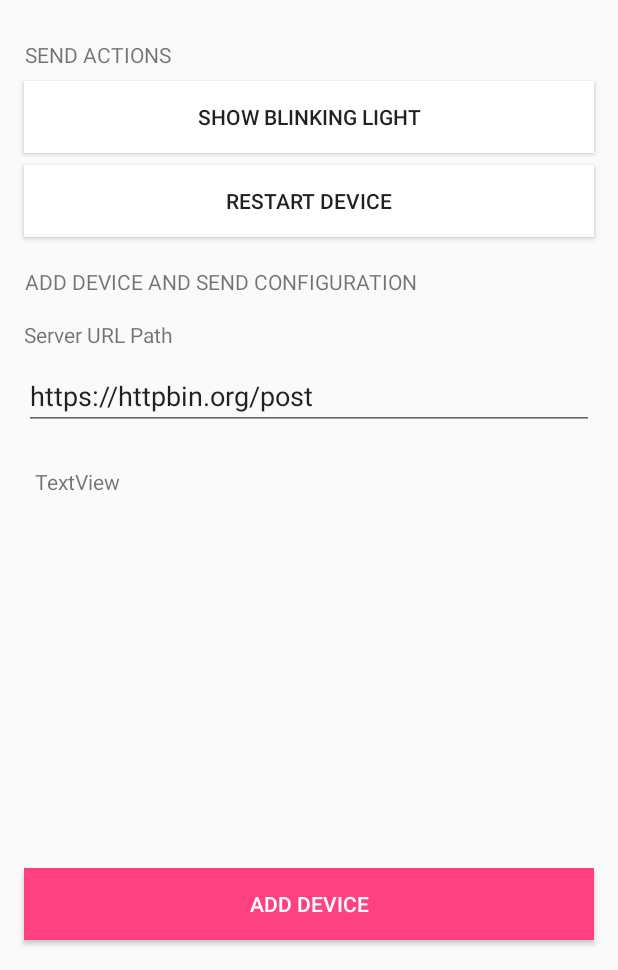
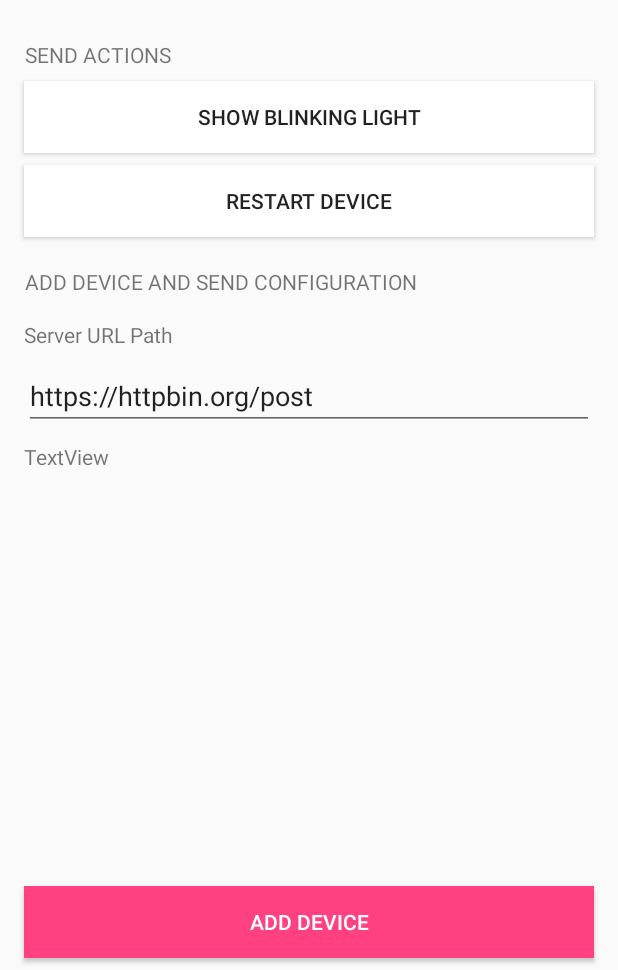
Before and after one commit to PAYong/ConnectWifiAndroid, an Android app: the DeviceInfo screen opened directly, with no data from a screen before it, on a phone screen of 412 x 824 dp, the part 266-1236 px from its top. Run offline under Robolectric (Android 15) with nearby library versions, the phone set to English and light mode, and no system bars.

Commit message:
updated ui

```diff
--- a/app/src/main/java/com/example/android/connectwifi/DeviceInfo.java
+++ b/app/src/main/java/com/example/android/connectwifi/DeviceInfo.java
@@ -7,6 +7,7 @@ import android.net.wifi.WifiManager;
 import android.os.AsyncTask;
 import android.support.v7.app.AppCompatActivity;
 import android.os.Bundle;
+import android.text.method.ScrollingMovementMethod;
 import android.util.Log;
 import android.view.View;
 import android.widget.Button;
@@ -48,7 +49,7 @@ public class DeviceInfo extends AppCompatActivity {
         addDeviceBtn = findViewById(R.id.buttonAddDevice);
         urlPath = findViewById(R.id.editTextURL);
         result = findViewById(R.id.textViewResult);
-
+        result.setMovementMethod( new ScrollingMovementMethod());
         wifiManager = (WifiManager) getApplicationContext().getSystemService(Context.WIFI_SERVICE);
         if (!wifiManager.isWifiEnabled()) {
             Toast.makeText(this, "WiFi is disabled ... We need to enable it", Toast.LENGTH_LONG).show();
@@ -146,6 +147,7 @@ public class DeviceInfo extends AppCompatActivity {
                     sb.append(current);
                 }
                 Log.d(TAG, "response:" +  sb.toString());
+
                 result.setText(sb.toString());
                 return true;
             } catch (Exception e) {
--- a/app/src/main/java/com/example/android/connectwifi/MainActivity.java
+++ b/app/src/main/java/com/example/android/connectwifi/MainActivity.java
@@ -96,8 +96,10 @@ public class MainActivity extends AppCompatActivity {
             unregisterReceiver(this);
 
             for (ScanResult scanResult : results) {
-                arrayList.add(scanResult.SSID);
-                adapter.notifyDataSetChanged();
+                if(!scanResult.SSID.isEmpty()){
+                    arrayList.add(scanResult.SSID);
+                    adapter.notifyDataSetChanged();
+                }
             }
         };
     };
--- a/app/src/main/res/layout/activity_device_info.xml
+++ b/app/src/main/res/layout/activity_device_info.xml
@@ -105,21 +105,18 @@
         android:id="@+id/editTextURL"
         android:layout_width="match_parent"
         android:layout_height="wrap_content"
-        android:layout_marginBottom="8dp"
+        android:layout_marginStart="16dp"
+        android:layout_marginLeft="16dp"
+        android:layout_marginTop="8dp"
         android:layout_marginEnd="16dp"
-        android:layout_marginLeft="16dp"
         android:layout_marginRight="16dp"
-        android:layout_marginStart="16dp"
-        android:layout_marginTop="8dp"
         android:ems="10"
         android:inputType="textPersonName"
         android:text="https://httpbin.org/post"
-        app:layout_constraintBottom_toTopOf="@+id/textViewResult"
         app:layout_constraintEnd_toEndOf="parent"
         app:layout_constraintHorizontal_bias="0.0"
         app:layout_constraintStart_toStartOf="parent"
-        app:layout_constraintTop_toBottomOf="@+id/textView"
-        app:layout_constraintVertical_bias="0.0" />
+        app:layout_constraintTop_toBottomOf="@+id/textView" />
 
     <Button
         android:id="@+id/button"
@@ -166,11 +163,11 @@
         android:id="@+id/buttonAddDevice"
         android:layout_width="match_parent"
         android:layout_height="wrap_content"
-        android:layout_marginBottom="20dp"
+        android:layout_marginStart="16dp"
+        android:layout_marginLeft="16dp"
         android:layout_marginEnd="16dp"
-        android:layout_marginLeft="16dp"
         android:layout_marginRight="16dp"
-        android:layout_marginStart="16dp"
+        android:layout_marginBottom="8dp"
         android:background="@color/colorAccent"
         android:text="Add Device"
         android:textColor="?attr/colorBackgroundFloating"
@@ -181,17 +178,15 @@
 
     <TextView
         android:id="@+id/textViewResult"
-        android:layout_width="365dp"
-        android:layout_height="199dp"
-        android:layout_marginBottom="68dp"
-        android:layout_marginEnd="8dp"
-        android:layout_marginLeft="8dp"
-        android:layout_marginRight="8dp"
-        android:layout_marginStart="8dp"
+        android:layout_width="wrap_content"
+        android:layout_height="wrap_content"
+        android:layout_marginStart="16dp"
+        android:layout_marginLeft="16dp"
+        android:layout_marginTop="8dp"
+        android:scrollbars="vertical"
         android:text="TextView"
-        app:layout_constraintBottom_toTopOf="@+id/buttonAddDevice"
-        app:layout_constraintEnd_toEndOf="parent"
-        app:layout_constraintStart_toStartOf="parent" />
+        app:layout_constraintStart_toStartOf="parent"
+        app:layout_constraintTop_toBottomOf="@+id/editTextURL" />
 
 
 </android.support.constraint.ConstraintLayout>
--- a/app/src/main/res/layout/activity_main.xml
+++ b/app/src/main/res/layout/activity_main.xml
@@ -17,7 +17,8 @@
         android:layout_height="50dp"
         android:layout_gravity="bottom"
         android:layout_margin="15dp"
-        android:background="@android:color/holo_red_light"
-        android:text="Scan WiFi"/>
+        android:background="@color/colorAccent"
+        android:text="Scan Available Devices"
+        android:textColor="#fff" />
 
 </LinearLayout>
```
